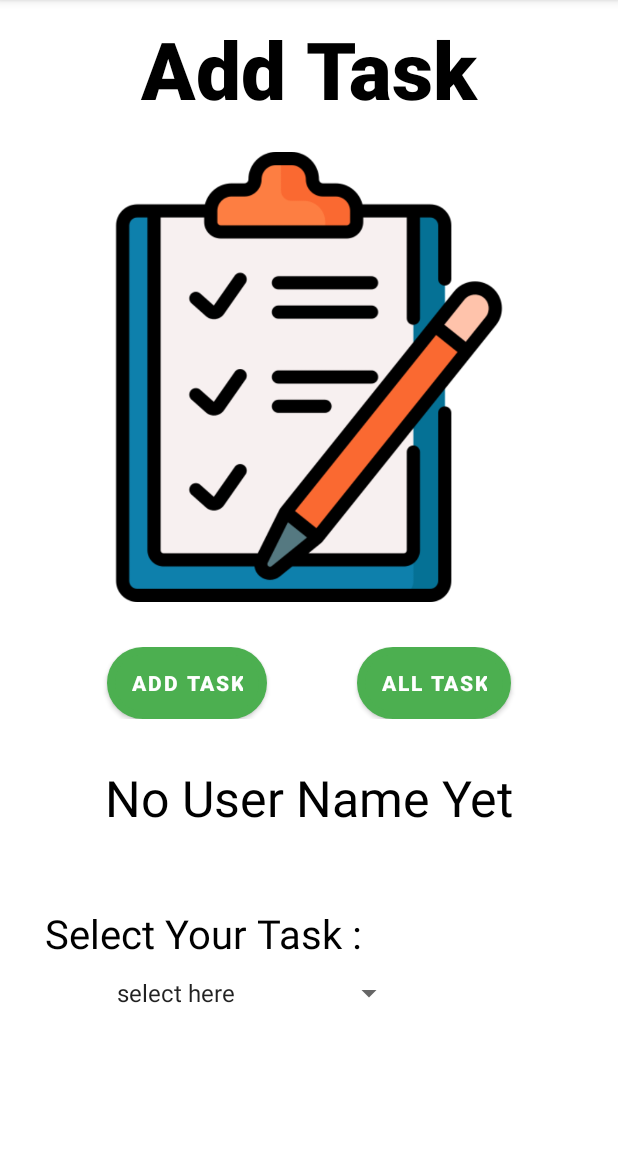
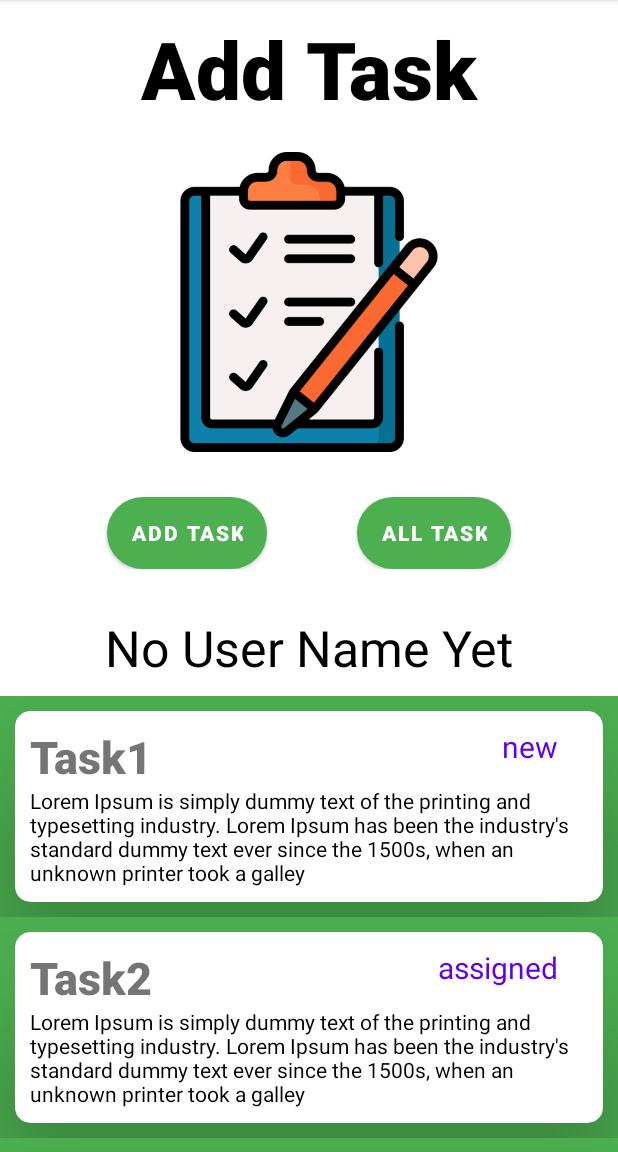
Before and after one commit to Mohmad89/TaskMaster, an Android app: the screen it shows after launch (MainActivity), on a phone screen of 412 x 824 dp, the part 84-1236 px from its top. Run offline under Robolectric (Android 15) with nearby library versions, the phone set to English and light mode, and no system bars.

Commit message:
Update Lab28

```diff
--- a/app/src/main/java/com/example/myapplication/MainActivity.java
+++ b/app/src/main/java/com/example/myapplication/MainActivity.java
@@ -3,6 +3,8 @@ package com.example.myapplication;
 import androidx.annotation.NonNull;
 import androidx.appcompat.app.ActionBar;
 import androidx.appcompat.app.AppCompatActivity;
+import androidx.recyclerview.widget.LinearLayoutManager;
+import androidx.recyclerview.widget.RecyclerView;
 
 import android.content.Intent;
 import android.content.SharedPreferences;
@@ -18,12 +20,15 @@ import android.widget.Spinner;
 import android.widget.TextView;
 import android.widget.Toast;
 
+import java.util.ArrayList;
+
 public class MainActivity extends AppCompatActivity {
 
 
     private Button mAddTask, mAllTask, mTask1, mTask2, mTask3;
     private TextView mTextUsername;
     private Spinner mSpinner;
+    private RecyclerView mRecyclerView;
 
 
     // Add Task Click To move For AddTask Page
@@ -52,52 +57,77 @@ public class MainActivity extends AppCompatActivity {
         // Inflate
         mAddTask = findViewById(R.id.add_task);
         mAllTask = findViewById(R.id.all_task);
-//        mTask1 = findViewById(R.id.task1);
-//        mTask2 = findViewById(R.id.task2);
-//        mTask3 = findViewById(R.id.task3);
         mTextUsername = findViewById(R.id.text_username);
-        mSpinner = findViewById(R.id.spinner);
+        mRecyclerView = findViewById(R.id.recycler_view);
+//        mSpinner = findViewById(R.id.spinner);
 
-        mSpinner.setOnItemSelectedListener(new AdapterView.OnItemSelectedListener() {
+        ArrayList<Task> arrayList = new ArrayList<>();
+        arrayList.add(new Task ("Task1", "Lorem Ipsum is simply dummy text of the printing and typesetting industry. Lorem Ipsum has been the industry's standard dummy text ever since the 1500s, when an unknown printer took a galley", "new"));
+        arrayList.add(new Task ("Task2", "Lorem Ipsum is simply dummy text of the printing and typesetting industry. Lorem Ipsum has been the industry's standard dummy text ever since the 1500s, when an unknown printer took a galley", "assigned"));
+        arrayList.add(new Task ("Task3", "Lorem Ipsum is simply dummy text of the printing and typesetting industry. Lorem Ipsum has been the industry's standard dummy text ever since the 1500s, when an unknown printer took a galley", "In progress"));
+        arrayList.add(new Task ("Task4", "Lorem Ipsum is simply dummy text of the printing and typesetting industry. Lorem Ipsum has been the industry's standard dummy text ever since the 1500s, when an unknown printer took a galley", "complete"));
+
+        // create Adapter
+        RecyclerViewAdapter recyclerViewAdapter = new RecyclerViewAdapter(arrayList, new RecyclerViewAdapter.ClickListener() {
             @Override
-            public void onItemSelected(AdapterView<?> adapterView, View view, int i, long l) {
+            public void onTaskItemClicked(int position) {
+                Intent intent = new Intent(getApplicationContext(), TaskDetails.class);
+                intent.putExtra("taskName", arrayList.get(position).getTitle());
+                intent.putExtra("taskBody", arrayList.get(position).getBody());
+                startActivity(intent);
+            }
+        });
 
-                String selectedItem = adapterView.getItemAtPosition(i).toString();
-                Intent intent = new Intent(getApplicationContext(), TaskDetails.class);
-                switch (selectedItem){
-                    case "FrontEnd Task" :
-                        intent.putExtra("task", "FrontEnd Task");
-                        startActivity(intent);
-                        break;
-                    case "BackEnd Task" :
-                        intent.putExtra("task", "BackEnd Task");
-                        startActivity(intent);
-                        break;
-                    case "Database Task" :
-                        intent.putExtra("task", "Database Task");
-                        startActivity(intent);
-                        break;
-                }
+        // set adapter on recycler view
+        mRecyclerView.setAdapter(recyclerViewAdapter);
+        mRecyclerView.setLayoutManager(new LinearLayoutManager(this));
+
+        //set other important properties
 
 
 
-            }
 
-            @Override
-            public void onNothingSelected(AdapterView<?> adapterView) {
 
-            }
-        });
 
         mAddTask.setOnClickListener(mAddTaskClick);
         mAllTask.setOnClickListener(mAllTaskClick);
+
+
+
+
+//        mSpinner.setOnItemSelectedListener(new AdapterView.OnItemSelectedListener() {
+//            @Override
+//            public void onItemSelected(AdapterView<?> adapterView, View view, int i, long l) {
+//
+//                String selectedItem = adapterView.getItemAtPosition(i).toString();
+//                Intent intent = new Intent(getApplicationContext(), TaskDetails.class);
+//                switch (selectedItem){
+//                    case "FrontEnd Task" :
+//                        intent.putExtra("task", "FrontEnd Task");
+//                        startActivity(intent);
+//                        break;
+//                    case "BackEnd Task" :
+//                        intent.putExtra("task", "BackEnd Task");
+//                        startActivity(intent);
+//                        break;
+//                    case "Database Task" :
+//                        intent.putExtra("task", "Database Task");
+//                        startActivity(intent);
+//                        break;
+//                }
+//
+//            }
+//
+//            @Override
+//            public void onNothingSelected(AdapterView<?> adapterView) {
+//
+//            }
+//        });
 
         // Add Back Button in ActionBar
         ActionBar actionBar = getSupportActionBar();
         // showing the back button in action bar
         actionBar.setDisplayHomeAsUpEnabled(true);
-
-
     }
 
     @Override
--- /dev/null
+++ b/app/src/main/java/com/example/myapplication/RecyclerViewAdapter.java
@@ -0,0 +1,74 @@
+package com.example.myapplication;
+
+import android.content.Intent;
+import android.view.LayoutInflater;
+import android.view.View;
+import android.view.ViewGroup;
+import android.widget.AdapterView;
+import android.widget.TextView;
+
+import androidx.annotation.NonNull;
+import androidx.recyclerview.widget.RecyclerView;
+import java.util.List;
+
+public class RecyclerViewAdapter extends RecyclerView.Adapter<RecyclerViewAdapter.MViewHolder> {
+
+    List<Task> tasksList;
+    ClickListener listener;
+
+    public RecyclerViewAdapter(List<Task> tasksList, ClickListener listener) {
+        this.tasksList = tasksList;
+        this.listener = listener;
+    }
+
+    @NonNull
+    @Override
+    public MViewHolder onCreateViewHolder(@NonNull ViewGroup parent, int viewType) {
+        LayoutInflater layoutInflater = LayoutInflater.from(parent.getContext());
+        View listItemView = layoutInflater.inflate(R.layout.task_details, parent, false);
+        MViewHolder viewHolder = new MViewHolder(listItemView, listener);
+        return viewHolder;
+    }
+
+
+    // will be called multiple times to inject the data into the view holder object
+    @Override
+    public void onBindViewHolder(@NonNull MViewHolder holder, int position) {
+        holder.title.setText(tasksList.get(position).getTitle());
+        holder.body.setText(tasksList.get(position).getBody());
+        holder.state.setText(tasksList.get(position).getState());
+    }
+
+    @Override
+    public int getItemCount() {
+        return tasksList.size();
+    }
+
+    // ViewHolder Class
+    final static class MViewHolder extends  RecyclerView.ViewHolder  {
+
+        TextView title, body, state;
+        ClickListener listener;
+
+        public MViewHolder(@NonNull View itemView, ClickListener listener) {
+            super(itemView);
+            this.listener = listener;
+
+            title = itemView.findViewById(R.id.text_title);
+            body  = itemView.findViewById(R.id.text_body);
+            state = itemView.findViewById(R.id.text_state);
+
+            itemView.setOnClickListener(new View.OnClickListener() {
+                @Override
+                public void onClick(View view) {
+                    listener.onTaskItemClicked(getAdapterPosition());
+                }
+            });
+        }
+    }
+
+
+    public interface ClickListener {
+        void onTaskItemClicked (int position);
+    }
+}
--- /dev/null
+++ b/app/src/main/java/com/example/myapplication/Task.java
@@ -0,0 +1,38 @@
+package com.example.myapplication;
+
+public class Task {
+
+    private String title;
+    private String body;
+    private String state;
+
+    public Task(String title, String body, String state) {
+        this.title = title;
+        this.body = body;
+        this.state = state;
+    }
+
+    public String getTitle() {
+        return title;
+    }
+
+    public void setTitle(String title) {
+        this.title = title;
+    }
+
+    public String getBody() {
+        return body;
+    }
+
+    public void setBody(String body) {
+        this.body = body;
+    }
+
+    public String getState() {
+        return state;
+    }
+
+    public void setState(String state) {
+        this.state = state;
+    }
+}
--- a/app/src/main/java/com/example/myapplication/TaskDetails.java
+++ b/app/src/main/java/com/example/myapplication/TaskDetails.java
@@ -10,17 +10,19 @@ import android.view.MenuItem;
 import android.widget.TextView;
 
 public class TaskDetails extends AppCompatActivity {
-    TextView mTaskTitle;
+    TextView mTaskTitle, mTaskBody;
     @Override
     protected void onCreate(Bundle savedInstanceState) {
         super.onCreate(savedInstanceState);
         setContentView(R.layout.activity_task_details);
 
         mTaskTitle = findViewById(R.id.text_task_name);
+        mTaskBody  = findViewById(R.id.text_task_body);
 
         //Get Value from Intent
         Intent intent = getIntent();
-        mTaskTitle.setText(intent.getStringExtra("task"));
+        mTaskTitle.setText(intent.getStringExtra("taskName"));
+        mTaskBody.setText(intent.getStringExtra("taskBody"));
 
         // Add Back Button in ActionBar
         ActionBar actionBar = getSupportActionBar();
--- a/app/src/main/res/layout/activity_main.xml
+++ b/app/src/main/res/layout/activity_main.xml
@@ -18,12 +18,13 @@
         android:textColor="@color/black"
         android:fontFamily="sans-serif-black"
         />
+
     <ImageView
         android:layout_width="match_parent"
-        android:layout_height="300dp"
+        android:layout_height="200dp"
         android:layout_gravity="center_horizontal"
         android:layout_marginTop="30px"
-        android:src="@drawable/task"/>
+        android:src="@drawable/task" />
     <LinearLayout
         android:layout_width="match_parent"
         android:layout_height="wrap_content"
@@ -62,22 +63,14 @@
         android:textColor="@color/black"
         android:gravity="center_horizontal"/>
 
+    <androidx.recyclerview.widget.RecyclerView
 
-    <TextView
-        android:layout_width="wrap_content"
-        android:layout_height="wrap_content"
-        android:text="Select Your Task : "
-        android:layout_marginTop="50dp"
-        android:layout_marginLeft="30dp"
-        android:textSize="40px"
-        android:textColor="@color/black"/>
+        android:id="@+id/recycler_view"
+        android:layout_width="match_parent"
+        android:layout_height="match_parent"
+        android:layout_marginTop="10dp"
+        android:background="#4CAF50" />
 
-    <androidx.appcompat.widget.AppCompatSpinner
-        android:layout_marginTop="10dp"
-        android:id="@+id/spinner"
-        android:layout_width="200dp"
-        android:layout_height="wrap_content"
-        android:entries="@array/task"
-        android:layout_marginLeft="70dp"
-        android:layout_marginRight="20dp"/>
+
+
 </LinearLayout>
--- a/app/src/main/res/layout/activity_task_details.xml
+++ b/app/src/main/res/layout/activity_task_details.xml
@@ -21,6 +21,7 @@
         />
 
     <TextView
+        android:id="@+id/text_task_body"
         android:layout_width="match_parent"
         android:layout_height="wrap_content"
         android:layout_marginTop="20dp"
--- /dev/null
+++ b/app/src/main/res/layout/task_details.xml
@@ -0,0 +1,77 @@
+<?xml version="1.0" encoding="utf-8"?>
+<androidx.constraintlayout.widget.ConstraintLayout xmlns:android="http://schemas.android.com/apk/res/android"
+    xmlns:app="http://schemas.android.com/apk/res-auto"
+    xmlns:tools="http://schemas.android.com/tools"
+    android:layout_width="match_parent"
+    android:layout_height="wrap_content"
+    >
+
+    <androidx.cardview.widget.CardView
+        android:layout_width="match_parent"
+        android:layout_height="wrap_content"
+        android:layout_margin="10dp"
+        android:layout_marginStart="10dp"
+        android:layout_marginLeft="10dp"
+        android:layout_marginEnd="9dp"
+        android:layout_marginRight="9dp"
+        android:layout_marginBottom="10dp"
+        app:cardCornerRadius="10dp"
+        app:cardElevation="50dp"
+        app:layout_constraintBottom_toBottomOf="parent"
+        app:layout_constraintEnd_toEndOf="parent"
+        app:layout_constraintStart_toStartOf="parent"
+        app:layout_constraintTop_toTopOf="parent">
+
+        <androidx.constraintlayout.widget.ConstraintLayout
+            android:layout_width="match_parent"
+            android:layout_height="wrap_content">
+
+            <TextView
+                android:id="@+id/text_title"
+                android:layout_width="wrap_content"
+                android:layout_height="wrap_content"
+                android:layout_gravity="left"
+                android:layout_marginStart="10dp"
+                android:layout_marginLeft="10dp"
+                android:layout_marginTop="10dp"
+                android:fontFamily="sans-serif-black"
+                android:text="title"
+                android:textSize="30sp"
+                app:layout_constraintStart_toStartOf="parent"
+                app:layout_constraintTop_toTopOf="parent" />
+
+            <TextView
+                android:id="@+id/text_state"
+                android:fontFamily="sans-serif"
+                android:layout_width="wrap_content"
+                android:layout_height="wrap_content"
+                android:layout_gravity="right"
+                android:layout_marginTop="10dp"
+                android:layout_marginEnd="30dp"
+                android:layout_marginRight="30dp"
+                android:text="state"
+                android:textColor="@color/purple_500"
+                android:textSize="20sp"
+                app:layout_constraintEnd_toEndOf="parent"
+                app:layout_constraintTop_toTopOf="parent" />
+
+            <TextView
+                android:id="@+id/text_body"
+                android:layout_width="0dp"
+                android:layout_height="wrap_content"
+                android:layout_marginLeft="10dp"
+                android:layout_marginTop="50dp"
+                android:layout_marginRight="10dp"
+                android:layout_marginBottom="10dp"
+                android:text="TextView"
+                android:textColor="@color/black"
+                app:layout_constraintBottom_toBottomOf="parent"
+                app:layout_constraintEnd_toEndOf="parent"
+                app:layout_constraintHorizontal_bias="0.498"
+                app:layout_constraintStart_toStartOf="parent"
+                app:layout_constraintTop_toTopOf="parent" />
+        </androidx.constraintlayout.widget.ConstraintLayout>
+    </androidx.cardview.widget.CardView>
+
+
+</androidx.constraintlayout.widget.ConstraintLayout>
```
Also changed, not shown: 5 other files.
